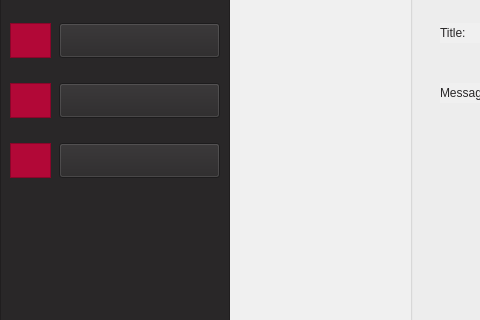
SoltaniShantia/AP-Project, file adminwatchmessagecomplitly.ui: the form before one commit; both pictures show x 0 to 480 and y 277 to 597 of the 1152 by 768 pixel window.
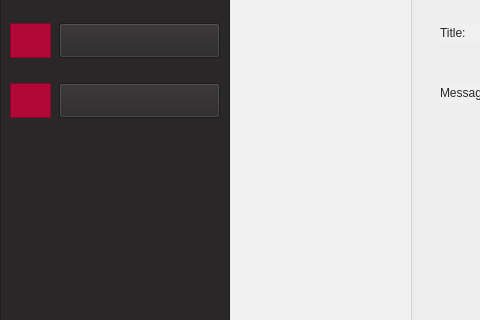
The form after the commit. Icons and pictures are not drawn.

```diff
--- a/adminwatchmessagecomplitly.ui
+++ b/adminwatchmessagecomplitly.ui
@@ -644,82 +644,6 @@
      <string>Add CLass</string>
     </property>
    </widget>
-   <widget class="QFrame" name="frame_9">
-    <property name="geometry">
-     <rect>
-      <x>10</x>
-      <y>400</y>
-      <width>41</width>
-      <height>35</height>
-     </rect>
-    </property>
-    <property name="styleSheet">
-     <string notr="true">background-color: rgb(178, 8, 55);
-border-color: rgb(178, 8, 55);</string>
-    </property>
-    <property name="frameShape">
-     <enum>QFrame::StyledPanel</enum>
-    </property>
-    <property name="frameShadow">
-     <enum>QFrame::Raised</enum>
-    </property>
-    <widget class="QLabel" name="label_19">
-     <property name="geometry">
-      <rect>
-       <x>5</x>
-       <y>2</y>
-       <width>31</width>
-       <height>31</height>
-      </rect>
-     </property>
-     <property name="text">
-      <string/>
-     </property>
-     <property name="pixmap">
-      <pixmap resource="icon.qrc">:/icon/information.png</pixmap>
-     </property>
-     <property name="scaledContents">
-      <bool>true</bool>
-     </property>
-    </widget>
-   </widget>
-   <widget class="QLabel" name="label_20">
-    <property name="geometry">
-     <rect>
-      <x>60</x>
-      <y>400</y>
-      <width>161</width>
-      <height>30</height>
-     </rect>
-    </property>
-    <property name="styleSheet">
-     <string notr="true">font: 11pt &quot;Montserrat&quot;;
-color: rgb(240, 240, 240);</string>
-    </property>
-    <property name="text">
-     <string>Class Information</string>
-    </property>
-    <property name="alignment">
-     <set>Qt::AlignCenter</set>
-    </property>
-   </widget>
-   <widget class="QPushButton" name="pushButton_6">
-    <property name="geometry">
-     <rect>
-      <x>59</x>
-      <y>400</y>
-      <width>161</width>
-      <height>35</height>
-     </rect>
-    </property>
-    <property name="styleSheet">
-     <string notr="true">font: 11pt &quot;Montserrat&quot;;
-</string>
-    </property>
-    <property name="text">
-     <string/>
-    </property>
-   </widget>
    <zorder>frame_5</zorder>
    <zorder>frame_6</zorder>
    <zorder>frame_7</zorder>
```
Left out of the diff: 7 changed lines with no effect on the pictures.
